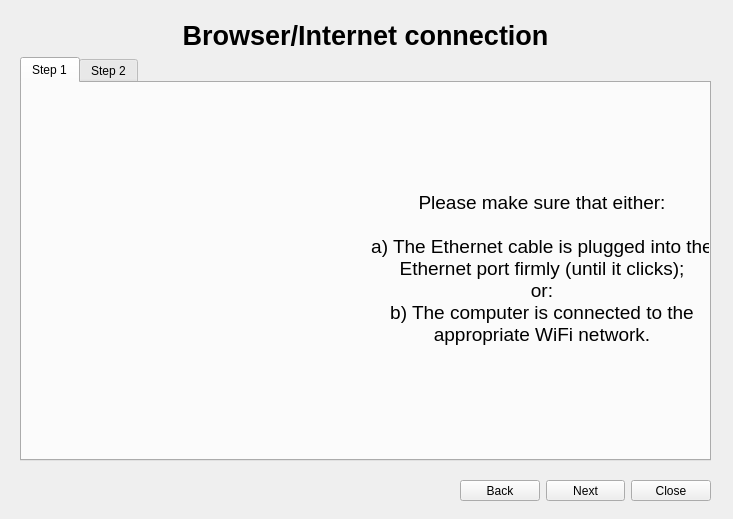
The window that ui/ProblemDialog.ui (Atrate/qSchoolHelper) describes before a commit, drawn with Qt 5.
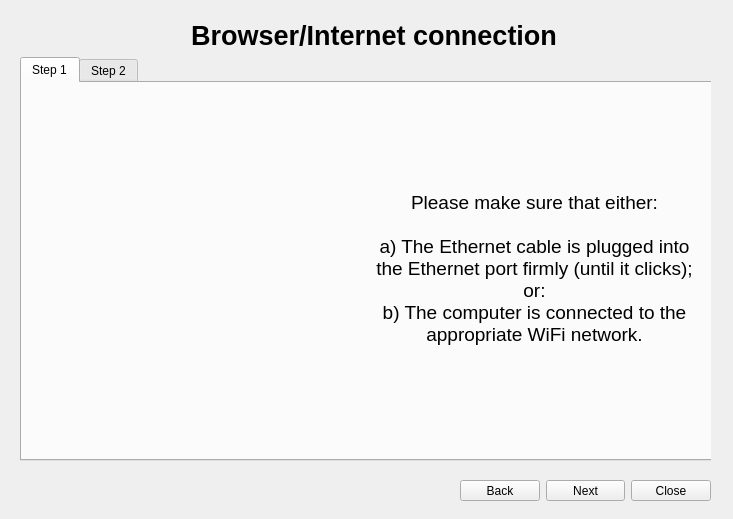
The same window after the commit. The open tabs and pages were chosen to show the change. Icons and pictures are not drawn.

Commit message: [UI/Procedute] Update UI, add comment about garbage value

```diff
--- a/ui/ProblemDialog.ui
+++ b/ui/ProblemDialog.ui
@@ -200,7 +200,7 @@
       <rect>
        <x>0</x>
        <y>0</y>
-       <width>691</width>
+       <width>708</width>
        <height>441</height>
       </rect>
      </property>
@@ -236,7 +236,7 @@
            <rect>
             <x>0</x>
             <y>0</y>
-            <width>691</width>
+            <width>681</width>
             <height>371</height>
            </rect>
           </property>
@@ -301,6 +301,12 @@
              <property name="wordWrap">
               <bool>false</bool>
              </property>
+             <property name="margin">
+              <number>0</number>
+             </property>
+             <property name="indent">
+              <number>0</number>
+             </property>
              <property name="textInteractionFlags">
               <set>Qt::NoTextInteraction</set>
              </property>
```
Left out of the diff: 104 changed lines with no effect on the pictures. The commit also changes 4 other files.
